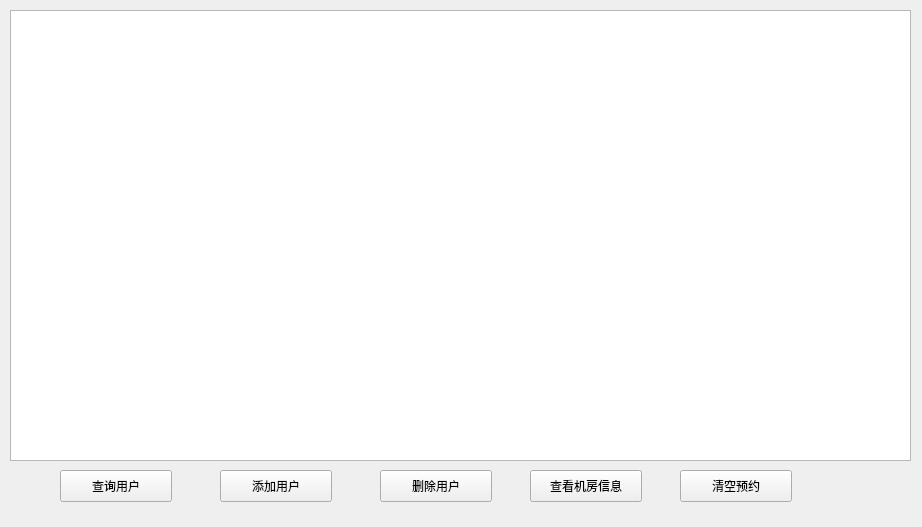
wtzhu13/CPPOrCProectDemo, file OrderSysV2/orderSystem/widget.ui: the form before one commit.
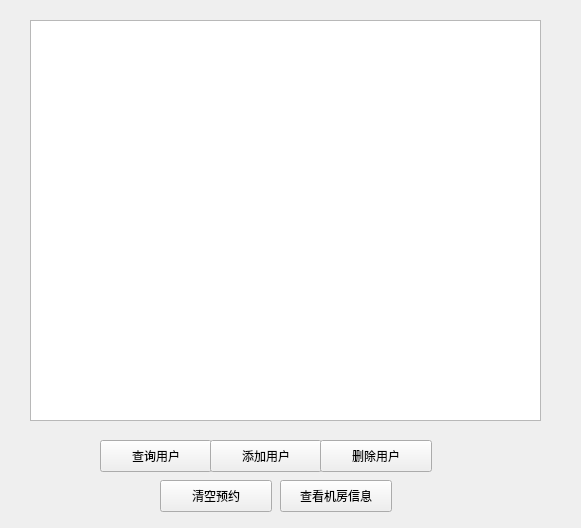
The form after the commit.

The edit to the form file:
```diff
--- a/OrderSysV2/orderSystem/widget.ui
+++ b/OrderSysV2/orderSystem/widget.ui
@@ -6,8 +6,8 @@
    <rect>
     <x>0</x>
     <y>0</y>
-    <width>922</width>
-    <height>527</height>
+    <width>581</width>
+    <height>528</height>
    </rect>
   </property>
   <property name="sizePolicy">
@@ -34,8 +34,8 @@
   <widget class="QPushButton" name="pushButton">
    <property name="geometry">
     <rect>
-     <x>60</x>
-     <y>470</y>
+     <x>100</x>
+     <y>440</y>
      <width>112</width>
      <height>32</height>
     </rect>
@@ -47,8 +47,8 @@
   <widget class="QPushButton" name="pushButton_2">
    <property name="geometry">
     <rect>
-     <x>220</x>
-     <y>470</y>
+     <x>210</x>
+     <y>440</y>
      <width>112</width>
      <height>32</height>
     </rect>
@@ -60,8 +60,8 @@
   <widget class="QPushButton" name="pushButton_3">
    <property name="geometry">
     <rect>
-     <x>380</x>
-     <y>470</y>
+     <x>320</x>
+     <y>440</y>
      <width>112</width>
      <height>32</height>
     </rect>
@@ -73,8 +73,8 @@
   <widget class="QPushButton" name="pushButton_roomInfo">
    <property name="geometry">
     <rect>
-     <x>530</x>
-     <y>470</y>
+     <x>280</x>
+     <y>480</y>
      <width>112</width>
      <height>32</height>
     </rect>
@@ -86,8 +86,8 @@
   <widget class="QPushButton" name="pushButton_5">
    <property name="geometry">
     <rect>
-     <x>680</x>
-     <y>470</y>
+     <x>160</x>
+     <y>480</y>
      <width>112</width>
      <height>32</height>
     </rect>
@@ -99,10 +99,10 @@
   <widget class="QTableView" name="tableView">
    <property name="geometry">
     <rect>
-     <x>10</x>
-     <y>10</y>
-     <width>901</width>
-     <height>451</height>
+     <x>30</x>
+     <y>20</y>
+     <width>511</width>
+     <height>401</height>
     </rect>
    </property>
   </widget>
```
Left out of the diff: 6 changed lines with no effect on the pictures.
